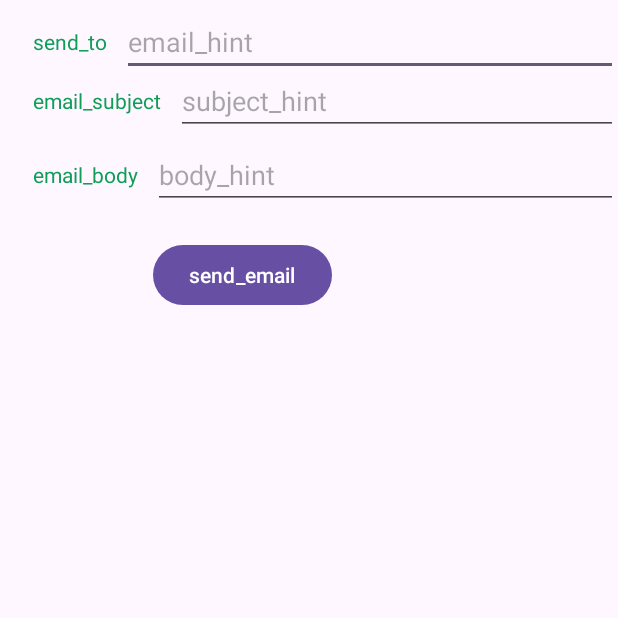
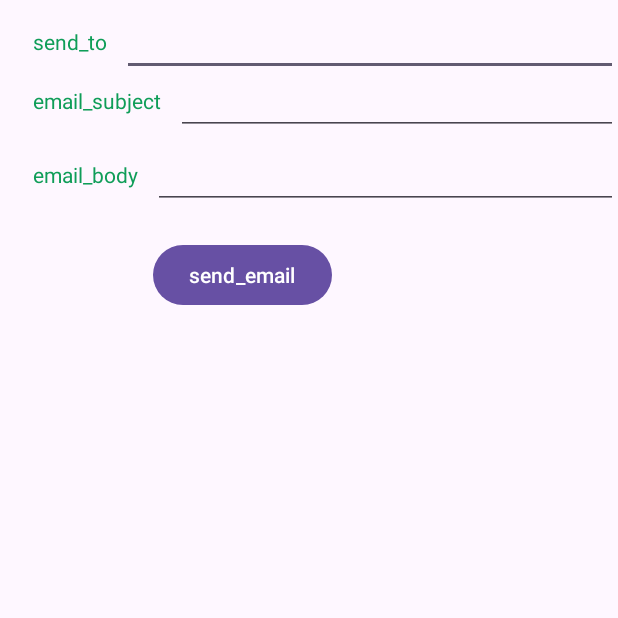
Before and after one commit to Duna-a/Assigment2-DunaAlabdulaziz-443200258, an Android app: the screen it shows after launch (MainActivity), on a phone screen of 412 x 824 dp, the top half of it. Run offline under Robolectric (Android 15) with nearby library versions, the phone set to English and light mode, and no system bars.

Commit message:
assignmet2

```diff
--- a/app/src/main/res/layout/activity_main.xml
+++ b/app/src/main/res/layout/activity_main.xml
@@ -21,7 +21,7 @@
         android:id="@+id/editText1"
         android:layout_width="0dp"
         android:layout_height="wrap_content"
-        android:hint="email_hint"
+        android:hint=""
         app:layout_constraintTop_toTopOf="@+id/textView1"
         app:layout_constraintBottom_toBottomOf="@+id/textView1"
         app:layout_constraintStart_toEndOf="@+id/textView1"
@@ -42,7 +42,7 @@
         android:id="@+id/editText2"
         android:layout_width="0dp"
         android:layout_height="wrap_content"
-        android:hint="subject_hint"
+        android:hint=""
         app:layout_constraintTop_toTopOf="@+id/textView2"
         app:layout_constraintBottom_toBottomOf="@+id/textView2"
         app:layout_constraintStart_toEndOf="@+id/textView2"
@@ -63,7 +63,7 @@
         android:id="@+id/editText3"
         android:layout_width="0dp"
         android:layout_height="wrap_content"
-        android:hint="body_hint"
+        android:hint=""
         app:layout_constraintTop_toTopOf="@+id/textView3"
         app:layout_constraintBottom_toBottomOf="@+id/textView3"
         app:layout_constraintStart_toEndOf="@+id/textView3"
```
